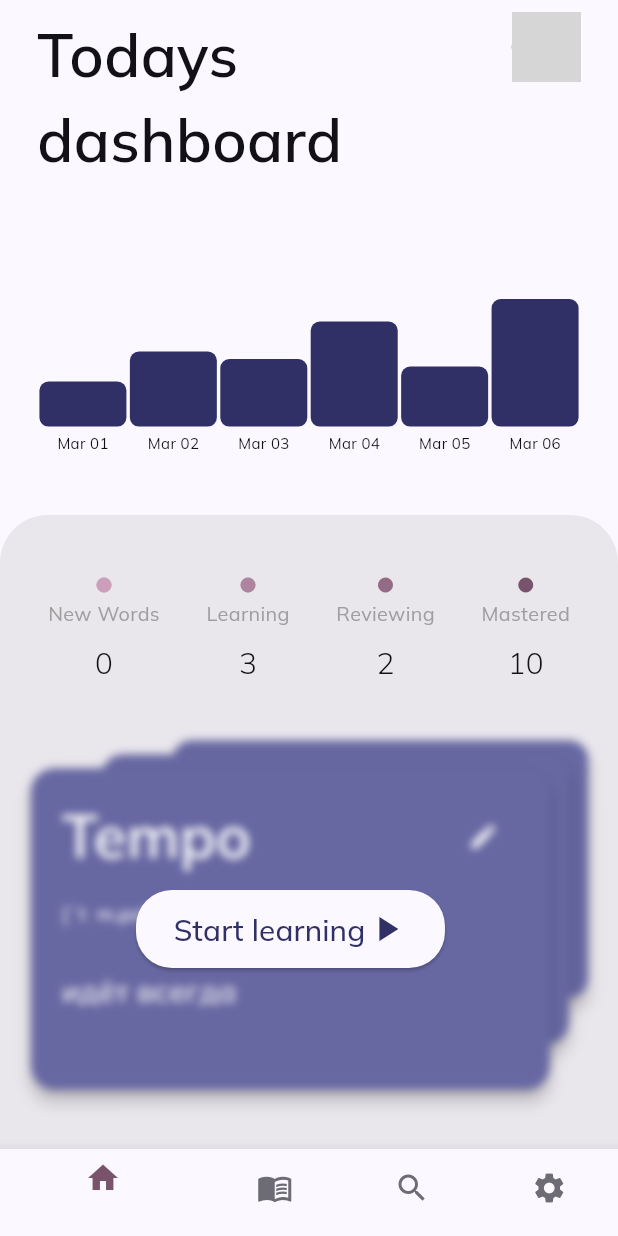
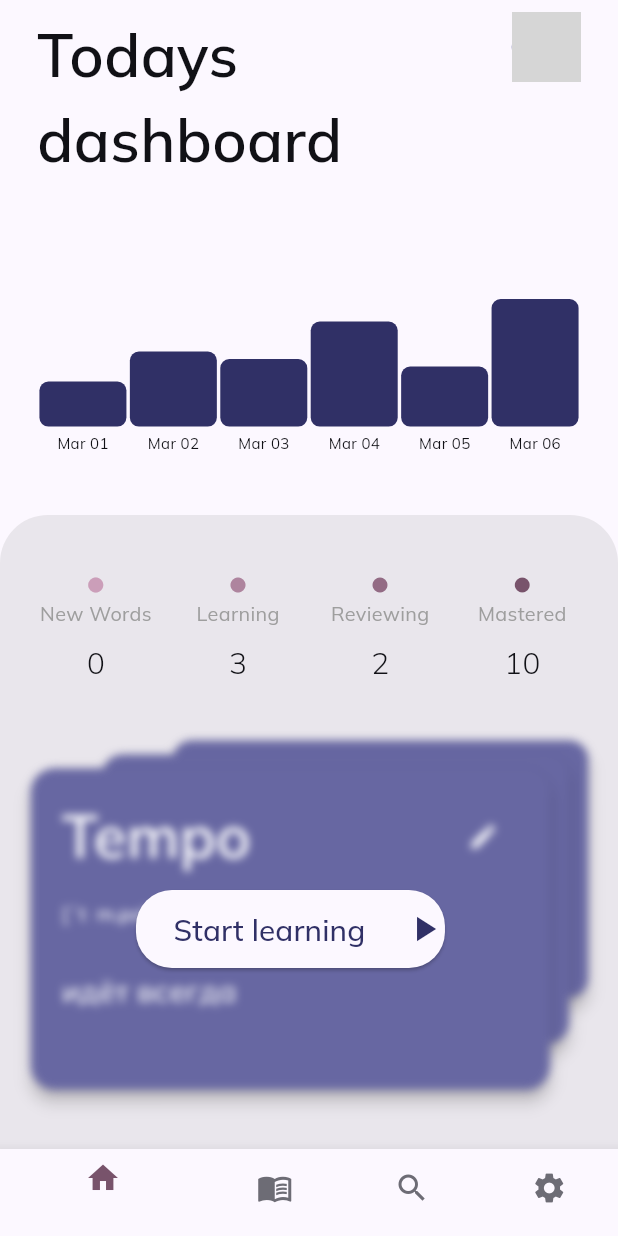
Before and after one commit to Alex-Yu21/flashcards, a Flutter app: the screen it shows after launch, on a phone screen of 412 x 824 dp. Run offline on Flutter 3.47's test engine with Material 3 defaults, Android fonts, the phone set to English and light mode, and no system bars; drawn by our look-alikes of flutter_card_swiper; our stand-ins replace google_fonts; network calls fail; grey boxes are pictures that could not be loaded.

```diff
--- a/lib/presentation/screens/home_screen/widgets/start_learning_card_swiper_widget.dart
+++ b/lib/presentation/screens/home_screen/widgets/start_learning_card_swiper_widget.dart
@@ -48,12 +48,14 @@ class StartLearningCardSwiperWidget extends StatelessWidget {
               child: Row(
                 mainAxisAlignment: MainAxisAlignment.center,
                 children: [
-                  Text(
-                    'Start learning',
-                    textAlign: TextAlign.center,
-                    maxLines: 2,
-                    overflow: TextOverflow.ellipsis,
-                    style: context.bodyStyle,
+                  Expanded(
+                    child: Text(
+                      'Start learning',
+                      textAlign: TextAlign.center,
+                      maxLines: 2,
+                      overflow: TextOverflow.ellipsis,
+                      style: context.bodyStyle,
+                    ),
                   ),
                   const Icon(Icons.play_arrow, size: 28),
                 ],
--- a/lib/presentation/screens/home_screen/widgets/status_overview_widget.dart
+++ b/lib/presentation/screens/home_screen/widgets/status_overview_widget.dart
@@ -24,10 +24,38 @@ class StatusOverviewWidget extends StatelessWidget {
       child: Row(
         mainAxisAlignment: MainAxisAlignment.spaceAround,
         children: [
-          _buildStatItem(context, AppColors.tertiary70, 'New Words', newWords),
-          _buildStatItem(context, AppColors.tertiary60, 'Learning', learning),
-          _buildStatItem(context, AppColors.tertiary50, 'Reviewing', reviewing),
-          _buildStatItem(context, AppColors.tertiary40, 'Mastered', mastered),
+          Expanded(
+            child: _buildStatItem(
+              context,
+              AppColors.tertiary70,
+              'New Words',
+              newWords,
+            ),
+          ),
+          Expanded(
+            child: _buildStatItem(
+              context,
+              AppColors.tertiary60,
+              'Learning',
+              learning,
+            ),
+          ),
+          Expanded(
+            child: _buildStatItem(
+              context,
+              AppColors.tertiary50,
+              'Reviewing',
+              reviewing,
+            ),
+          ),
+          Expanded(
+            child: _buildStatItem(
+              context,
+              AppColors.tertiary40,
+              'Mastered',
+              mastered,
+            ),
+          ),
         ],
       ),
     );
```
Also changed, not shown: 3 other files.
